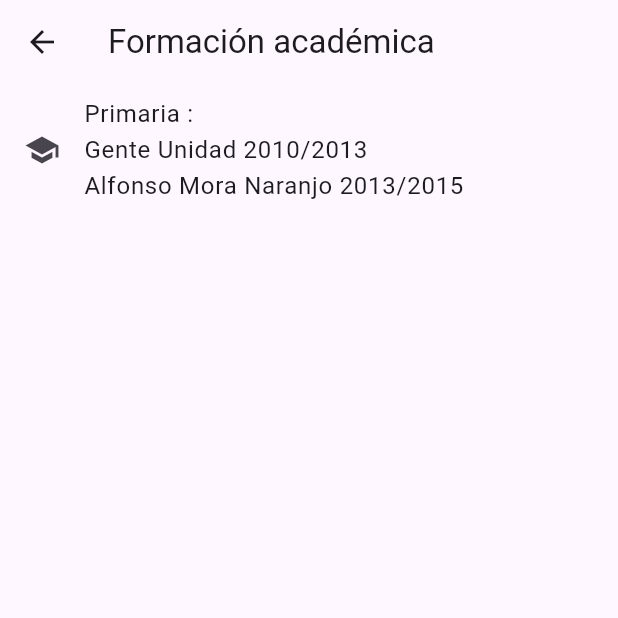
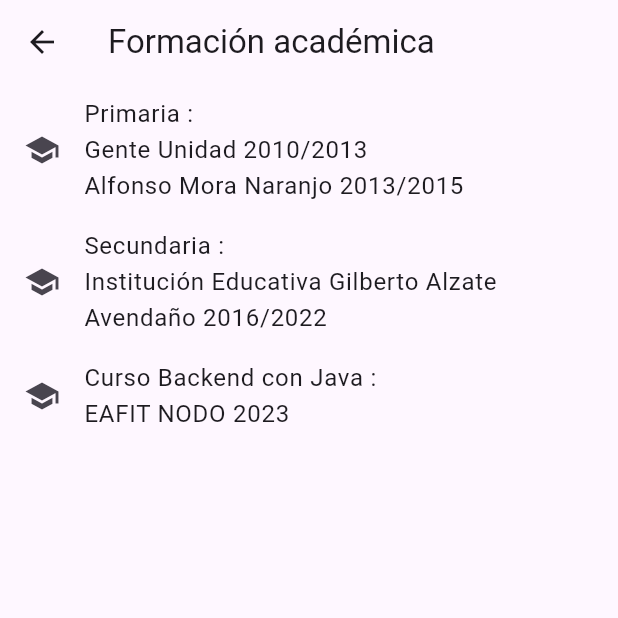
Before and after one commit to YisethVelez000/menu_taller, a Flutter app: the EstudiosScreen screen opened directly, on a phone screen of 412 x 824 dp, the top half of it. Run offline on Flutter 3.47's test engine with Material 3 defaults, Android fonts, the phone set to English and light mode, and no system bars.

Commit message:
Agregadas listas de estudios y habilidades

```diff
--- a/lib/screens/estudios_screen.dart
+++ b/lib/screens/estudios_screen.dart
@@ -20,7 +20,16 @@ class _EstudiosScreenState extends State<EstudiosScreen> {
               leading: Icon(Icons.school),
               title: Text(
                   'Primaria :\nGente Unidad 2010/2013\nAlfonso Mora Naranjo 2013/2015'),
-            )
+            ),
+            ListTile(
+              leading: Icon(Icons.school),
+              title: Text(
+                  'Secundaria :\nInstitución Educativa Gilberto Alzate Avendaño 2016/2022'),
+            ),
+            ListTile(
+              leading: Icon(Icons.school),
+              title: Text('Curso Backend con Java : \nEAFIT NODO 2023'),
+            ),
           ],
         ));
   }
--- a/lib/screens/habilidades_screen.dart
+++ b/lib/screens/habilidades_screen.dart
@@ -15,7 +15,10 @@ class _HabilidadesScreenState extends State<HabilidadesScreen> {
         title: const Text('Habilidades'),
       ),
       body: const Center(
-        child: Text('Habilidades'),
+        child: Text(
+          'Java\nPython\nDart\nFlutter\nHTML\nCSS\nJavaScript\nSQL\nGit\nGitHub\nFirebase\nEAFIT NODO',
+          style: TextStyle(fontSize: 20),
+        ),
       ),
     );
   }
```
